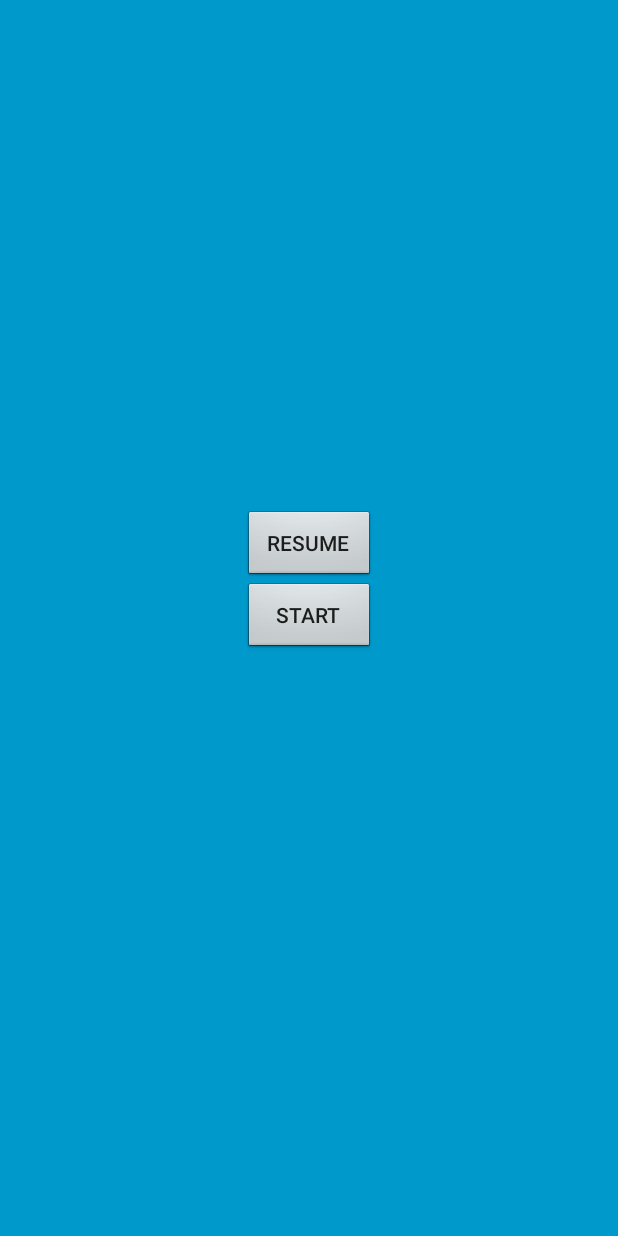
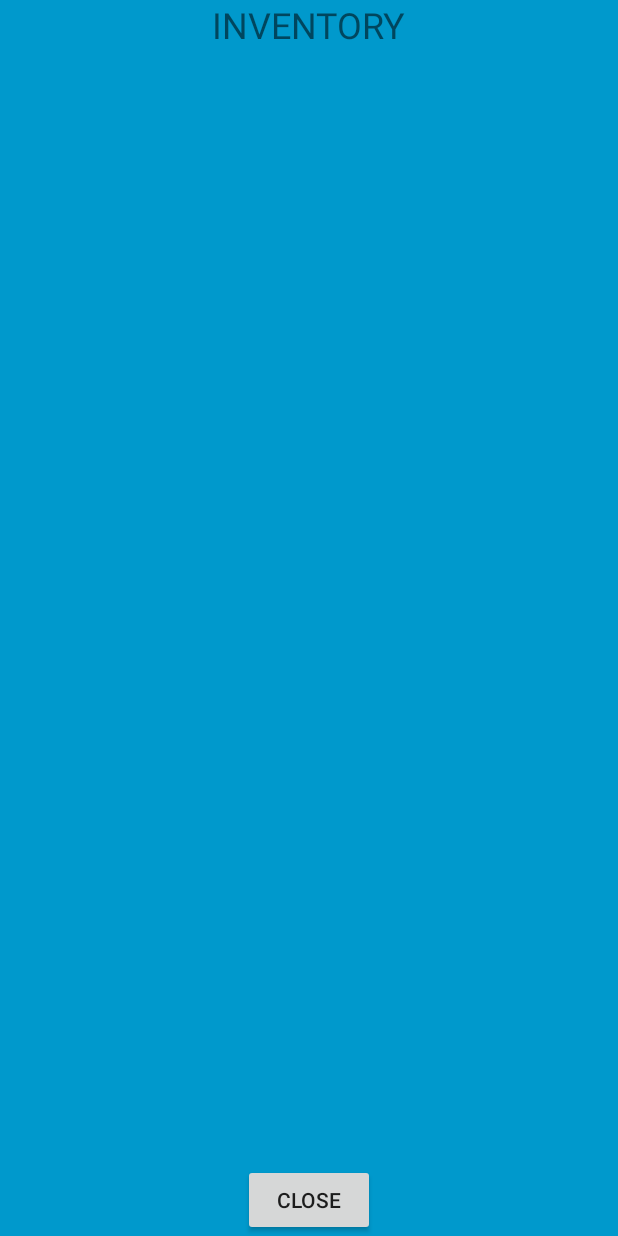
Before and after one commit to barinalex/GameSpaceWoodcutter, an Android app: the Inventory screen opened directly, with no data from a screen before it, on a phone screen of 412 x 824 dp. Run offline under Robolectric (Android 15) with nearby library versions, the phone set to English and light mode, and no system bars.

Commit message:
inventory layout

```diff
--- a/app/src/main/java/cz/cvut/fel/pjv/barinale/gameengine/Menu.java
+++ b/app/src/main/java/cz/cvut/fel/pjv/barinale/gameengine/Activities/Inventory.java
@@ -1,4 +1,4 @@
-package cz.cvut.fel.pjv.barinale.gameengine;
+package cz.cvut.fel.pjv.barinale.gameengine.Activities;
 
 import android.app.Activity;
 import android.content.Intent;
@@ -6,29 +6,25 @@ import android.os.Bundle;
 import android.view.View;
 import android.widget.Button;
 
-public class Menu extends Activity implements View.OnClickListener {
+import cz.cvut.fel.pjv.barinale.gameengine.R;
+
+public class Inventory extends Activity implements View.OnClickListener {
 
     @Override
     protected void onCreate(Bundle savedInstanceState) {
         super.onCreate(savedInstanceState);
-        setContentView(R.layout.menu);
-        Button button_resume = findViewById(R.id.button_resume);
-        Button button_start = findViewById(R.id.button_start);
-        button_resume.setOnClickListener(this);
-        button_start.setOnClickListener(this);
+        setContentView(R.layout.inventory);
+        Button close = findViewById(R.id.close_inventory);
+        close.setOnClickListener(this);
     }
 
     @Override
     public void onClick(View v) {
         Intent intent;
         switch (v.getId()){
-            case R.id.button_resume:
+            case R.id.close_inventory:
                 intent = new Intent(this, MainActivity.class);
                 intent.setFlags(Intent.FLAG_ACTIVITY_REORDER_TO_FRONT);
-                startActivity(intent);
-                break;
-            case R.id.button_start:
-                intent = new Intent(this, MainActivity.class);
                 startActivity(intent);
                 break;
         }
--- a/app/src/main/java/cz/cvut/fel/pjv/barinale/gameengine/MainActivity.java
+++ b/app/src/main/java/cz/cvut/fel/pjv/barinale/gameengine/Activities/MainActivity.java
@@ -1,28 +1,24 @@
-package cz.cvut.fel.pjv.barinale.gameengine;
+package cz.cvut.fel.pjv.barinale.gameengine.Activities;
 
-import android.annotation.SuppressLint;
 import android.app.Activity;
 import android.content.Intent;
 import android.content.res.Configuration;
 import android.os.Bundle;
-import android.view.LayoutInflater;
 import android.view.View;
 import android.view.Window;
 import android.view.WindowManager;
 import android.widget.Button;
 import android.widget.FrameLayout;
-import android.widget.LinearLayout;
-import android.widget.RelativeLayout;
 import android.widget.TextView;
 
-import java.util.zip.Inflater;
 
+import cz.cvut.fel.pjv.barinale.gameengine.R;
 import cz.cvut.fel.pjv.barinale.gameengine.utils.Constants;
 import cz.cvut.fel.pjv.barinale.gameengine.view.GamePanel;
 
 public class MainActivity extends Activity implements View.OnClickListener {
     FrameLayout game;
-    @SuppressLint("ResourceType")
+    View inventoryLayout;
     @Override
     protected void onCreate(Bundle savedInstanceState){
         super.onCreate(savedInstanceState);
@@ -30,12 +26,15 @@ public class MainActivity extends Activity implements View.OnClickListener {
         this.requestWindowFeature(Window.FEATURE_NO_TITLE);
         GamePanel gamePanel = new GamePanel(this);
         View gameButtons = getLayoutInflater().inflate(R.layout.game_buttons, null, false);
+        //inventoryLayout = getLayoutInflater().inflate(R.layout.inventory, null, false);
+        //inventoryLayout.setVisibility(View.INVISIBLE);
         game = new FrameLayout(this);
         game.addView(gamePanel);
         game.addView(gameButtons);
+        //game.addView(inventoryLayout);
         setContentView(game);
         Button menu = findViewById(R.id.menu);
-        Button inventory = findViewById(R.id.inventory);
+        Button inventory = findViewById(R.id.inventoryButton);
         TextView textView = findViewById(R.id.textView);
         //textView.setText("sadbfjshbcvbdf");
         textView.setVisibility(View.INVISIBLE);
@@ -45,13 +44,17 @@ public class MainActivity extends Activity implements View.OnClickListener {
 
     @Override
     public void onClick(View v) {
+        Intent intent;
         switch (v.getId()){
             case R.id.menu:
-                Intent intent = new Intent(this, Menu.class);
+                intent = new Intent(this, Menu.class);
                 intent.setFlags(Intent.FLAG_ACTIVITY_REORDER_TO_FRONT);
                 startActivity(intent);
                 break;
-            case R.id.inventory:
+            case R.id.inventoryButton:
+                intent = new Intent(this, Inventory.class);
+                intent.setFlags(Intent.FLAG_ACTIVITY_REORDER_TO_FRONT);
+                startActivity(intent);
                 break;
         }
     }
--- a/app/src/main/res/layout/game_buttons.xml
+++ b/app/src/main/res/layout/game_buttons.xml
@@ -15,7 +15,7 @@
         tools:ignore="MissingConstraints"/>
 
     <Button
-        android:id="@+id/inventory"
+        android:id="@+id/inventoryButton"
         android:layout_width="wrap_content"
         android:layout_height="wrap_content"
         android:text="Inventory"
--- /dev/null
+++ b/app/src/main/res/layout/inventory.xml
@@ -0,0 +1,24 @@
+<?xml version="1.0" encoding="utf-8"?>
+<RelativeLayout
+    xmlns:android="http://schemas.android.com/apk/res/android"
+    xmlns:app="http://schemas.android.com/apk/res-auto"
+    android:layout_width="match_parent"
+    android:layout_height="match_parent"
+    android:background="@android:color/holo_blue_dark">
+
+    <TextView
+        android:id="@+id/textView2"
+        android:layout_width="wrap_content"
+        android:layout_height="wrap_content"
+        android:layout_centerHorizontal="true"
+        android:text="INVENTORY"
+        android:textSize="24sp" />
+
+    <Button
+        android:id="@+id/close_inventory"
+        android:layout_width="wrap_content"
+        android:layout_height="wrap_content"
+        android:layout_centerHorizontal="true"
+        android:layout_alignParentBottom="true"
+        android:text="Close" />
+</RelativeLayout>
```
Also changed, not shown: app/src/main/java/cz/cvut/fel/pjv/barinale/gameengine/Activities/Menu.java (added, +38 -0 lines).
